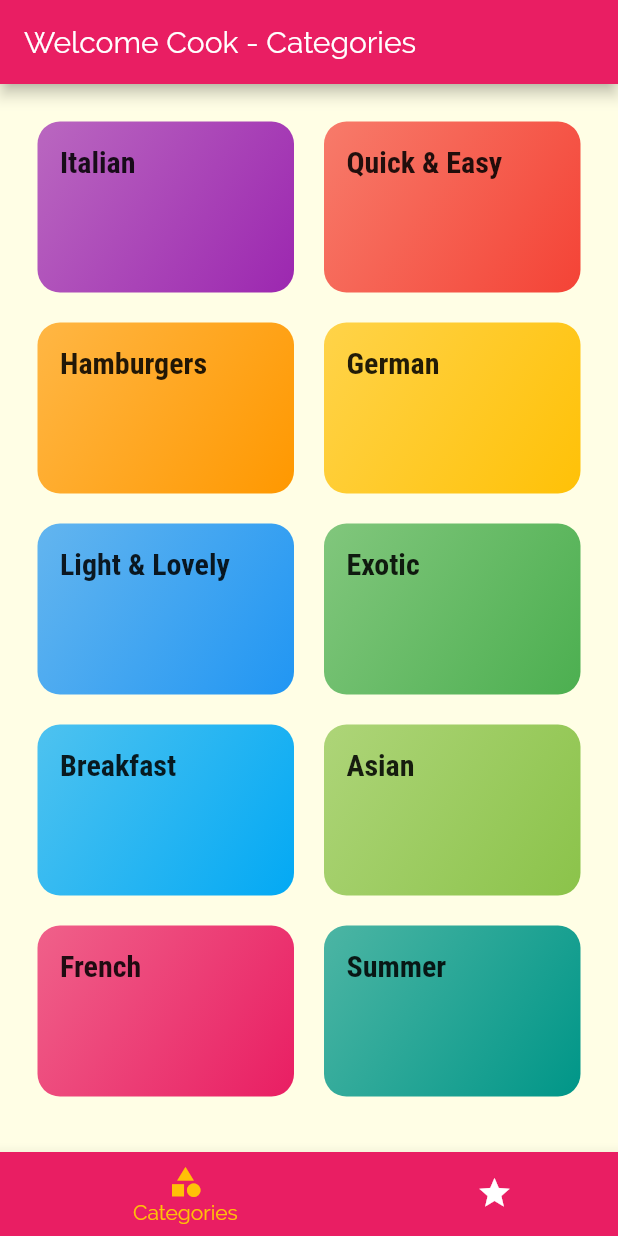
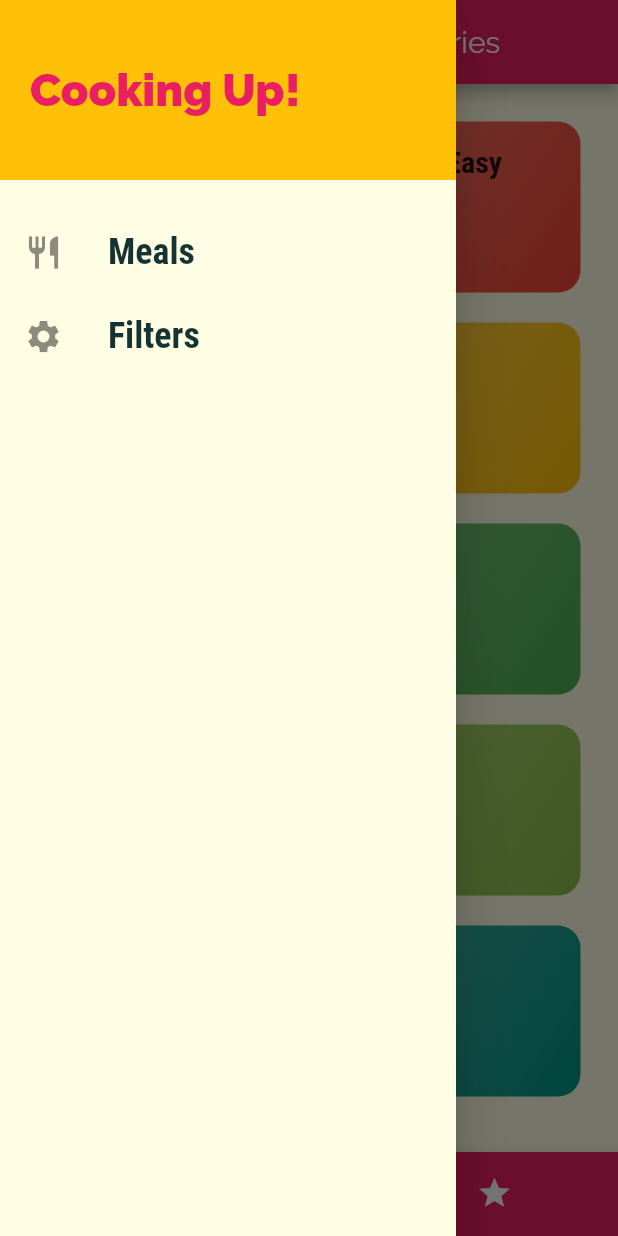
Before and after one commit to silvioCifone/MealsApp, a Flutter app: the screen it shows after launch, with the side drawer open (before the commit the screen has no drawer), on a phone screen of 412 x 824 dp. Run offline on Flutter 3.47's test engine with Material 2 defaults, Android fonts, the light colour scheme and no system bars.

Commit message:
Add Custom Drawer
It contains redirects to Meals page or Filters page

```diff
--- a/lib/screens/tabs_screen.dart
+++ b/lib/screens/tabs_screen.dart
@@ -1,6 +1,7 @@
 import 'package:flutter/material.dart';
 import 'package:meals_app/screens/categories_screen.dart';
 import 'package:meals_app/screens/favorites_screen.dart';
+import 'package:meals_app/widgets/main_drawer.dart';
 
 class TabsScreen extends StatefulWidget {
   @override
@@ -35,6 +36,7 @@ class _TabsScreenState extends State<TabsScreen> {
           "Welcome Cook - ${_pages[_selectedPageIndex]["title"]}",
         ),
       ),
+      drawer: MainDrawer(),
       body: _pages[_selectedPageIndex]["page"],
       bottomNavigationBar: BottomNavigationBar(
         onTap: _onPageSelect,
--- /dev/null
+++ b/lib/widgets/main_drawer.dart
@@ -0,0 +1,56 @@
+import 'package:flutter/material.dart';
+
+class MainDrawer extends StatelessWidget {
+  Widget buildDrawerItems(String title, IconData icon) {
+    return ListTile(
+        leading: Icon(
+          icon,
+          size: 26,
+        ),
+        title: Text(
+          title,
+          style: TextStyle(
+            fontFamily: "RobotoCondensed",
+            fontSize: 24,
+            fontWeight: FontWeight.bold,
+          ),
+        ),
+        onTap: () {});
+  }
+
+  @override
+  Widget build(BuildContext context) {
+    return Drawer(
+      child: Column(
+        children: [
+          Container(
+            height: 120,
+            width: double.infinity,
+            padding: const EdgeInsets.all(20),
+            alignment: Alignment.centerLeft,
+            color: Theme.of(context).accentColor,
+            child: Text(
+              "Cooking Up!",
+              style: TextStyle(
+                fontWeight: FontWeight.w900,
+                fontSize: 30,
+                color: Theme.of(context).primaryColor,
+              ),
+            ),
+          ),
+          const SizedBox(
+            height: 20,
+          ),
+          buildDrawerItems(
+            "Meals",
+            Icons.restaurant,
+          ),
+          buildDrawerItems(
+            "Filters",
+            Icons.settings,
+          ),
+        ],
+      ),
+    );
+  }
+}
```
